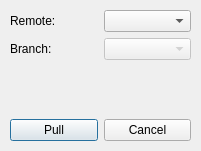
AnthonyChiavelli/GitVisualizationTool, file gitpulldialog.ui: the form before one commit.
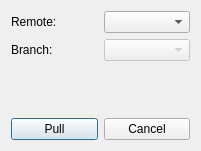
The form after the commit.

What changed in the file:
```diff
--- a/gitpulldialog.ui
+++ b/gitpulldialog.ui
@@ -13,15 +13,8 @@
   <property name="windowTitle">
    <string>Dialog</string>
   </property>
-  <widget class="QWidget" name="">
-   <property name="geometry">
-    <rect>
-     <x>10</x>
-     <y>10</y>
-     <width>181</width>
-     <height>131</height>
-    </rect>
-   </property>
+  <layout class="QGridLayout" name="gridLayout">
+   <item row="0" column="0">
    <layout class="QVBoxLayout" name="verticalLayout">
     <item>
      <layout class="QHBoxLayout" name="horizontalLayout_2">
@@ -87,7 +80,8 @@
      </layout>
     </item>
    </layout>
-  </widget>
+   </item>
+  </layout>
  </widget>
  <resources/>
  <connections/>
```
Lines whose indentation alone changed are shown as unchanged.
